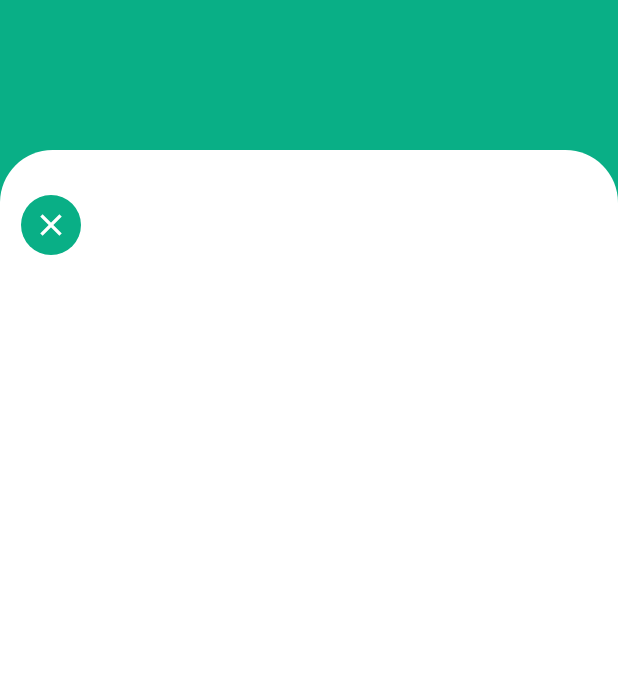
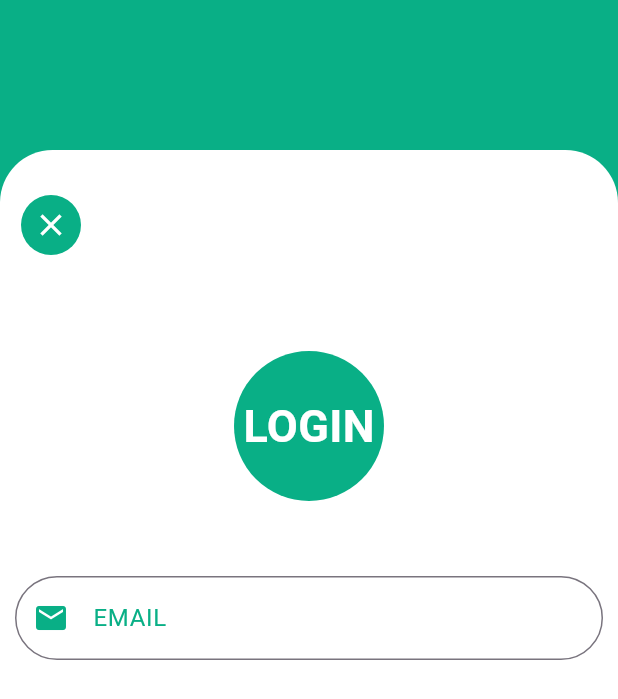
Before and after one commit to Taoheedoh/go_app_ui, a Flutter app: the screen it shows after launch, after a tap on "LOGIN", on a phone screen of 412 x 824 dp. Shown: the top 699 px of the screen. Run offline on Flutter 3.47's test engine with Material 3 defaults, Android fonts, the phone set to English and light mode, and no system bars.

Commit message:
style textfield

```diff
--- a/lib/login_page.dart
+++ b/lib/login_page.dart
@@ -27,6 +27,7 @@ class _LoginState extends State<Login> {
               padding: EdgeInsets.all(8),
             ),
             Container(
+              margin: const EdgeInsets.only(),
               padding: const EdgeInsets.all(10),
               alignment: FractionalOffset.topLeft,
               child: IconButton(
@@ -47,6 +48,54 @@ class _LoginState extends State<Login> {
             const SizedBox(
               height: 50,
             ),
+            Center(
+              child: Container(
+                margin: const EdgeInsets.only(top: 0),
+                height: 100,
+                width: 100,
+                decoration: const BoxDecoration(
+                  color: Color.fromARGB(255, 9, 175, 134),
+                  borderRadius: BorderRadius.all(
+                    Radius.circular(300),
+                  ),
+                ),
+                child: const Center(
+                  child: Text(
+                    'LOGIN',
+                    style: TextStyle(
+                      color: Colors.white,
+                      fontSize: 30,
+                      fontWeight: FontWeight.bold,
+                      overflow: TextOverflow.clip,
+                    ),
+                  ),
+                ),
+              ),
+            ),
+            const SizedBox(
+              height: 50,
+            ),
+            // ignore: avoid_unnecessary_containers
+            Container(
+              margin: const EdgeInsets.only(left: 10, right: 10),
+              child: TextField(
+                decoration: InputDecoration(
+                  labelText: 'EMAIL',
+                  labelStyle: const TextStyle(
+                    color: Color.fromARGB(255, 9, 175, 134),
+                  ),
+                  prefixIcon: const Icon(
+                    Icons.mail,
+                    color: Color.fromARGB(255, 9, 175, 134),
+                  ),
+                  border: OutlineInputBorder(
+                    borderRadius: BorderRadius.circular(50),
+                    borderSide: const BorderSide(
+                        color: Color.fromARGB(255, 9, 175, 134), width: 2),
+                  ),
+                ),
+              ),
+            ),
           ],
         ),
       ),
```
